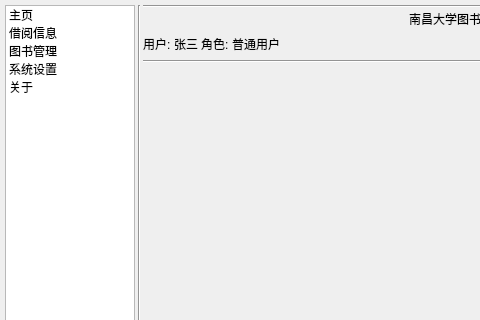
The window that ui/main_window.ui (mr0yun/BookManager) describes before a commit, drawn with Qt 5; both pictures show x 0 to 480 and y 0 to 320 of the 800 by 566 pixel window.
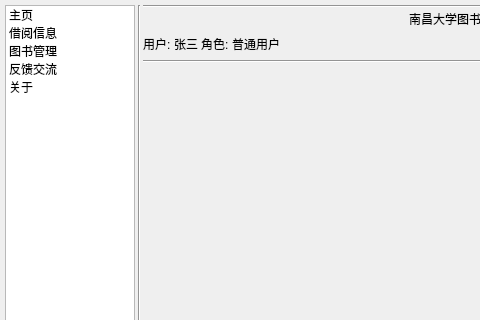
The same window after the commit.

Commit message: 1.完成反馈交流区域功能； 2.补充管理员催还操作：发送催还信息； 3.另外修改了一些原有代码的bug。

```diff
--- a/ui/main_window.ui
+++ b/ui/main_window.ui
@@ -57,7 +57,7 @@
         </item>
         <item>
          <property name="text">
-          <string>系统设置</string>
+          <string>反馈交流</string>
          </property>
         </item>
         <item>
```
Left out of the diff: 2 changed lines with no effect on the pictures. The commit also changes 13 other files.
